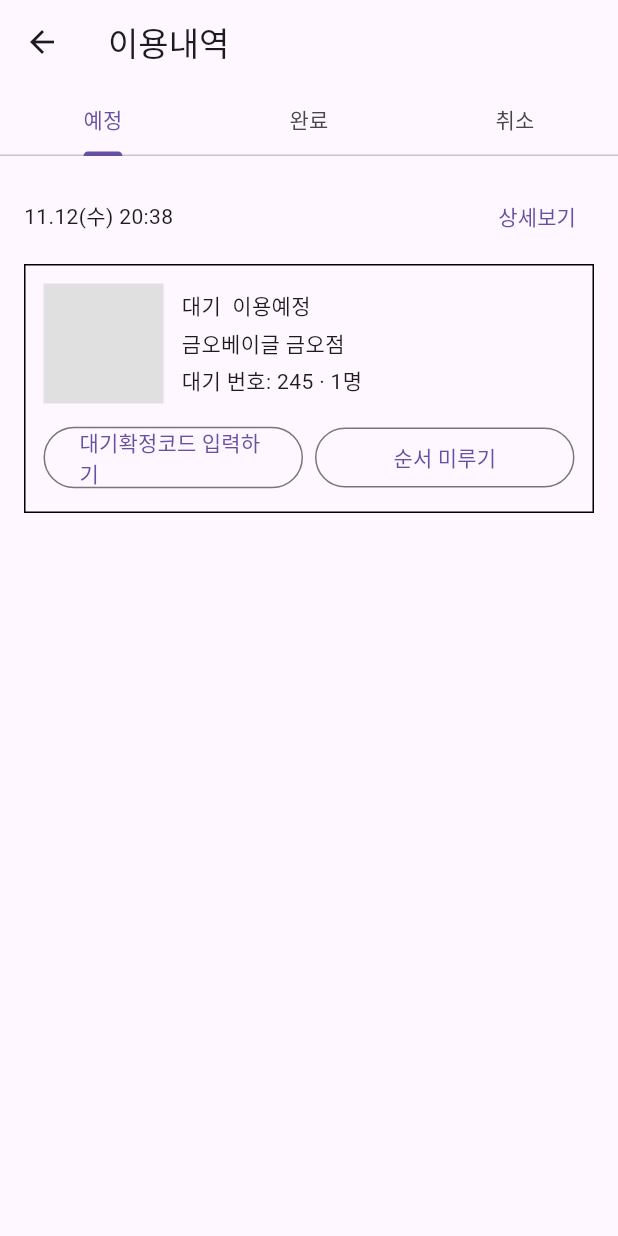
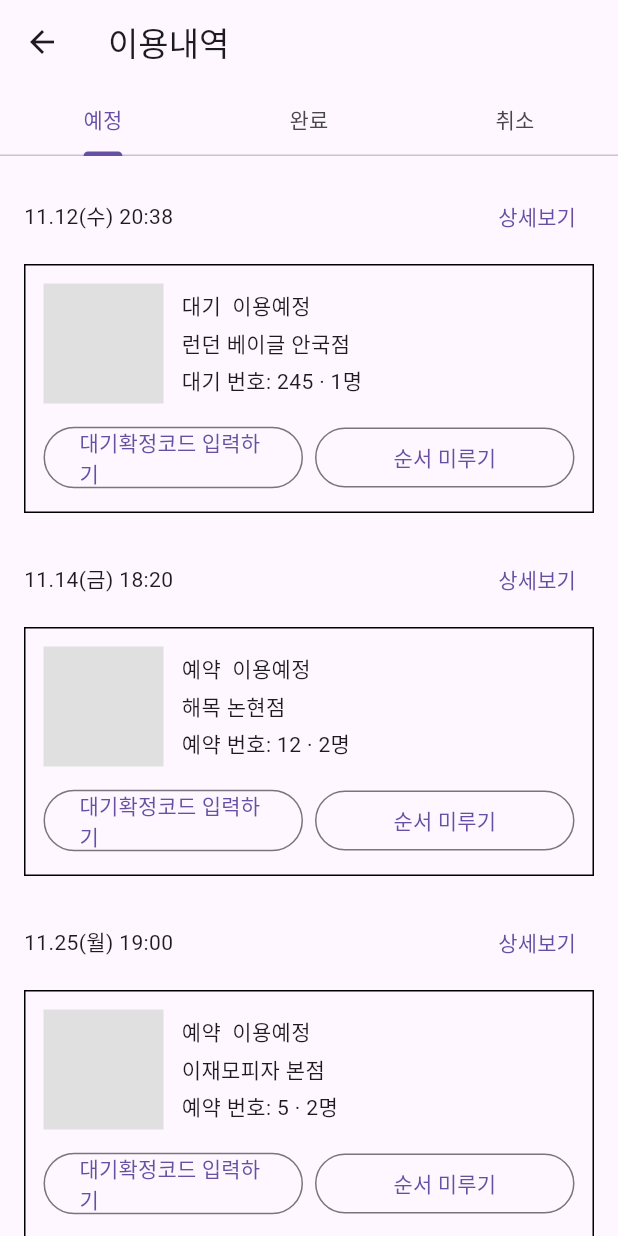
Before and after one commit to kps9190/opensourcesoftware, a Flutter app: the UserHistoryScreen screen opened directly, on a phone screen of 412 x 824 dp. Run offline on Flutter 3.47's test engine with Material 3 defaults, Android fonts, the light colour scheme and no system bars; our stand-ins replace firebase_core; accounts and stored records are empty.

Commit message:
upload by DaHee

```diff
--- a/lib/screens/home.dart
+++ b/lib/screens/home.dart
@@ -1,6 +1,6 @@
 import 'package:flutter/material.dart';
 import 'login.dart';
-import 'user_edit_screen.dart';
+import 'user_edit.dart';
 import 'user_history.dart';
 
 class MyHomePage extends StatelessWidget {
--- a/lib/screens/reservation_detail.dart
+++ b/lib/screens/reservation_detail.dart
@@ -1,5 +1,5 @@
 import 'package:flutter/material.dart';
-import 'wait_cancel_confirm.dart';
+import 'wait_cancel.dart';
 
 class ReservationDetailScreen extends StatelessWidget {
   final bool isCanceled;
@@ -31,11 +31,11 @@
 
             Text(isCanceled ? '취소된 예약' : '이용예정'),
             const SizedBox(height: 4),
-            Row(
+            const Row(
               mainAxisAlignment: MainAxisAlignment.spaceBetween,
               children: [
-                const Text('금오베이글 금오점 >'),
-                const Text('접수 일시: 2025.11.12 (수) 20:37'),
+                Text('금오베이글 금오점 >'),
+                Text('접수 일시: 2025.11.12 (수) 20:37'),
               ],
             ),
             const SizedBox(height: 10),
--- a/lib/screens/user_history.dart
+++ b/lib/screens/user_history.dart
@@ -13,33 +13,27 @@
     with SingleTickerProviderStateMixin {
   late TabController _tabController;
 
-  List<Map<String, String>> scheduledReservations = [
-    {
-      'date': '11.12(수) 20:38',
-      'storeName': '금오베이글 금오점',
-      'statusText': '대기  이용예정',
-      'waitingNumber': '대기 번호: 245 · 1명',
-    },
-  ];
+  final server = Server(); // Stub 서버 인스턴스
 
+  List<Map<String, String>> scheduledReservations = [];
   List<Map<String, String>> canceledReservations = [];
 
   @override
   void initState() {
     super.initState();
     _tabController = TabController(length: 3, vsync: this);
-  }
 
-  @override
-  void dispose() {
-    _tabController.dispose();
-    super.dispose();
+    // 초기 데이터 Stub에서 불러오기
+    scheduledReservations = server.getScheduledReservations();
+    canceledReservations = server.getCanceledReservations();
   }
 
   void _cancelReservation(Map<String, String> item) {
+    server.cancelReservation(item); // Stub에게 취소 요청
+
     setState(() {
-      scheduledReservations.remove(item);
-      canceledReservations.add(item);
+      scheduledReservations = server.getScheduledReservations();
+      canceledReservations = server.getCanceledReservations();
     });
   }
 
@@ -107,3 +101,44 @@
     );
   }
 }
+
+/* -----------------------------------------------
+   Stub Server
+   ----------------------------------------------- */
+
+class Server {
+  List<Map<String, String>> scheduled = [
+    {
+      'date': '11.12(수) 20:38',
+      'storeName': '런던 베이글 안국점',
+      'statusText': '대기  이용예정',
+      'waitingNumber': '대기 번호: 245 · 1명',
+    },
+    {
+      'date': '11.14(금) 18:20',
+      'storeName': '해목 논현점',
+      'statusText': '예약  이용예정',
+      'waitingNumber': '예약 번호: 12 · 2명',
+    },
+     {
+      'date': '11.25(월) 19:00',
+      'storeName': '이재모피자 본점',
+      'statusText': '예약  이용예정',
+      'waitingNumber': '예약 번호: 5 · 2명',
+    },
+  ];
+
+  List<Map<String, String>> canceled = [];
+
+  List<Map<String, String>> getScheduledReservations() => scheduled;
+
+  List<Map<String, String>> getCanceledReservations() => canceled;
+
+  // 예약 취소 처리
+  void cancelReservation(Map<String, String> item) {
+    if (scheduled.contains(item)) {
+      scheduled.remove(item);
+      canceled.add(item);
+    }
+  }
+}
```
Also changed, not shown: lib/main.dart (+48 -30 lines), lib/screens/user_delete.dart (+25 -43 lines), lib/screens/user_edit.dart (renamed from lib/screens/user_edit_screen.dart, +54 -11 lines), lib/screens/wait_cancel.dart (renamed from lib/screens/wait_cancel_confirm.dart, +44 -1 lines), lib/screens/wait_cancel_complete.dart (deleted, +0 -45 lines).
